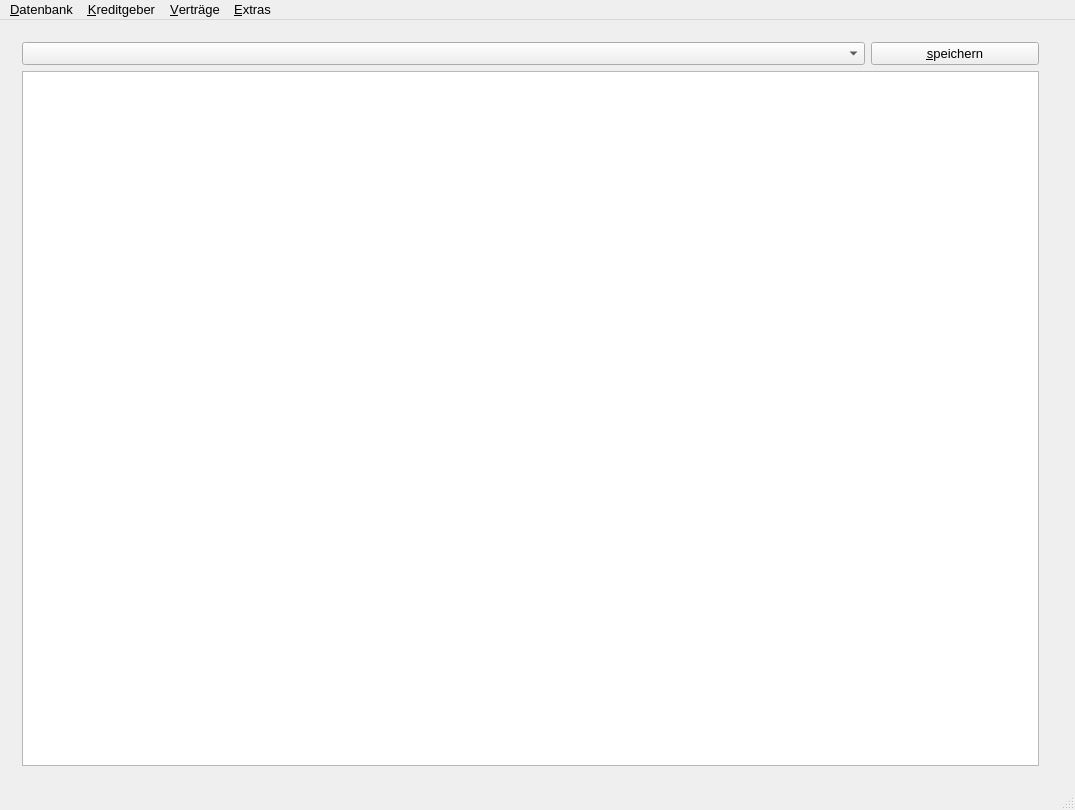
This is DKV2/mainwindow.ui in Schachigel/DKV2 as Qt 5 draws it before an edit. The edited form follows.
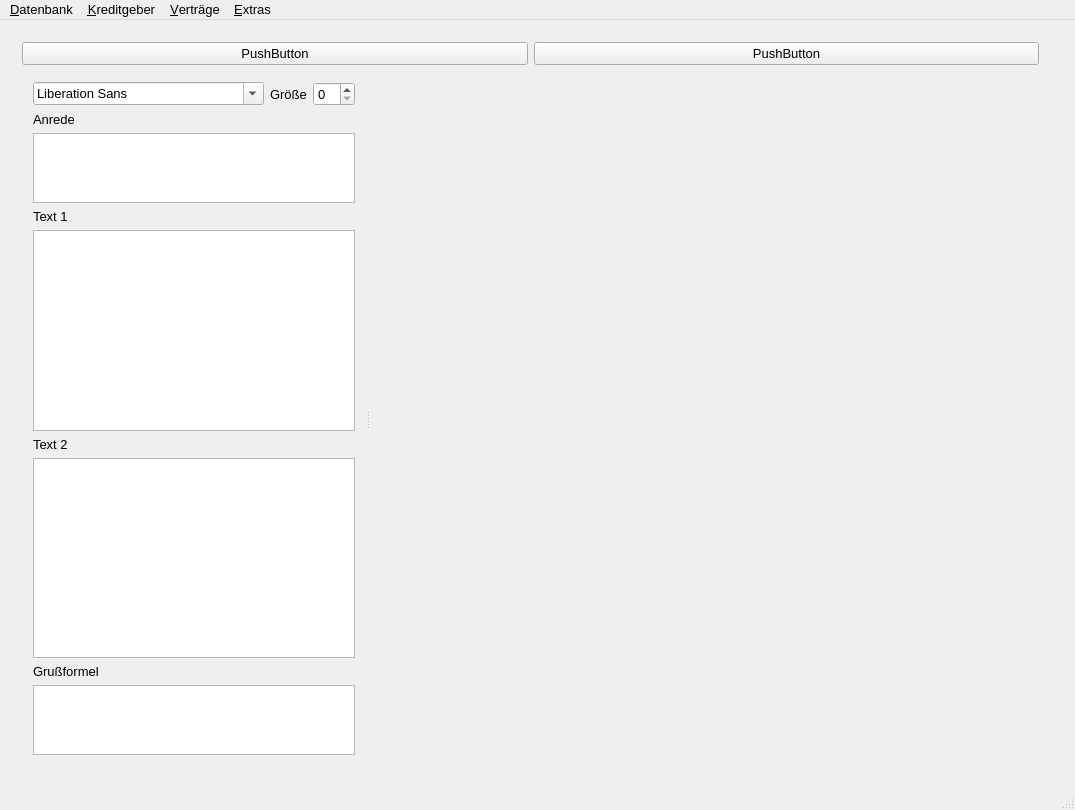
This is the edited form. Icons and pictures are not drawn.

Commit message: ui for letter creation

The edit to the form file:
```diff
--- a/DKV2/mainwindow.ui
+++ b/DKV2/mainwindow.ui
@@ -24,7 +24,7 @@
     <item>
      <widget class="QStackedWidget" name="stackedWidget">
       <property name="currentIndex">
-       <number>3</number>
+       <number>4</number>
       </property>
       <widget class="QWidget" name="EmptyPage">
        <layout class="QHBoxLayout" name="horizontalLayout_2">
@@ -175,6 +175,141 @@
         </item>
        </layout>
       </widget>
+      <widget class="QWidget" name="PrintLetters">
+       <layout class="QVBoxLayout" name="verticalLayout_2">
+        <item>
+         <layout class="QHBoxLayout" name="hlayout_topButtons">
+          <item>
+           <widget class="QPushButton" name="btnPrint">
+            <property name="text">
+             <string>PushButton</string>
+            </property>
+           </widget>
+          </item>
+          <item>
+           <widget class="QPushButton" name="btnPrintAll">
+            <property name="text">
+             <string>PushButton</string>
+            </property>
+           </widget>
+          </item>
+         </layout>
+        </item>
+        <item>
+         <widget class="QSplitter" name="splitter_2">
+          <property name="orientation">
+           <enum>Qt::Horizontal</enum>
+          </property>
+          <widget class="QWidget" name="layoutWidget">
+           <layout class="QVBoxLayout" name="vLayout_splitterLeft">
+            <item>
+             <layout class="QHBoxLayout" name="hlayout_FontInfo" stretch="4,1,1">
+              <item>
+               <widget class="QFontComboBox" name="fontComboBox"/>
+              </item>
+              <item>
+               <widget class="QLabel" name="lblFSize">
+                <property name="sizePolicy">
+                 <sizepolicy hsizetype="Fixed" vsizetype="Preferred">
+                  <horstretch>0</horstretch>
+                  <verstretch>0</verstretch>
+                 </sizepolicy>
+                </property>
+                <property name="text">
+                 <string>Größe</string>
+                </property>
+               </widget>
+              </item>
+              <item>
+               <widget class="QSpinBox" name="spinFontSize"/>
+              </item>
+             </layout>
+            </item>
+            <item>
+             <widget class="QLabel" name="lblAnrede">
+              <property name="text">
+               <string>Anrede</string>
+              </property>
+              <property name="buddy">
+               <cstring>txtAnrede</cstring>
+              </property>
+             </widget>
+            </item>
+            <item>
+             <widget class="QPlainTextEdit" name="txtAnrede">
+              <property name="sizePolicy">
+               <sizepolicy hsizetype="Expanding" vsizetype="Expanding">
+                <horstretch>0</horstretch>
+                <verstretch>1</verstretch>
+               </sizepolicy>
+              </property>
+             </widget>
+            </item>
+            <item>
+             <widget class="QLabel" name="lblText1">
+              <property name="text">
+               <string>Text 1</string>
+              </property>
+             </widget>
+            </item>
+            <item>
+             <widget class="QPlainTextEdit" name="txtText1">
+              <property name="sizePolicy">
+               <sizepolicy hsizetype="Expanding" vsizetype="Expanding">
+                <horstretch>0</horstretch>
+                <verstretch>3</verstretch>
+               </sizepolicy>
+              </property>
+             </widget>
+            </item>
+            <item>
+             <widget class="QLabel" name="lblText2">
+              <property name="text">
+               <string>Text 2</string>
+              </property>
+             </widget>
+            </item>
+            <item>
+             <widget class="QPlainTextEdit" name="txtText2">
+              <property name="sizePolicy">
+               <sizepolicy hsizetype="Expanding" vsizetype="Expanding">
+                <horstretch>0</horstretch>
+                <verstretch>3</verstretch>
+               </sizepolicy>
+              </property>
+             </widget>
+            </item>
+            <item>
+             <widget class="QLabel" name="lblGruss">
+              <property name="text">
+               <string>Grußformel</string>
+              </property>
+             </widget>
+            </item>
+            <item>
+             <widget class="QPlainTextEdit" name="txtGruss">
+              <property name="sizePolicy">
+               <sizepolicy hsizetype="Expanding" vsizetype="Expanding">
+                <horstretch>0</horstretch>
+                <verstretch>1</verstretch>
+               </sizepolicy>
+              </property>
+             </widget>
+            </item>
+           </layout>
+          </widget>
+          <widget class="QWidget" name="wPreview" native="true">
+           <property name="sizePolicy">
+            <sizepolicy hsizetype="Preferred" vsizetype="Preferred">
+             <horstretch>2</horstretch>
+             <verstretch>0</verstretch>
+            </sizepolicy>
+           </property>
+          </widget>
+         </widget>
+        </item>
+       </layout>
+      </widget>
      </widget>
     </item>
     <item>
```
Left out of the diff: 2 changed lines with no effect on the pictures. The commit also changes 1 other file.
